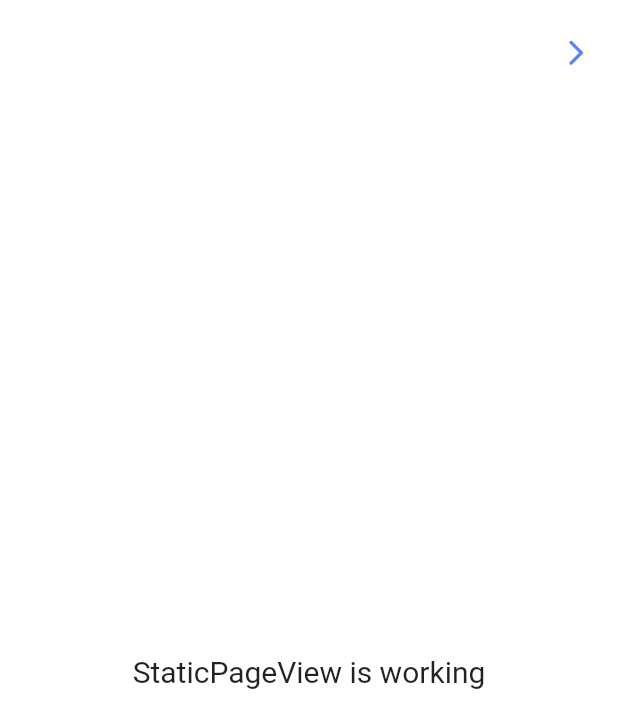
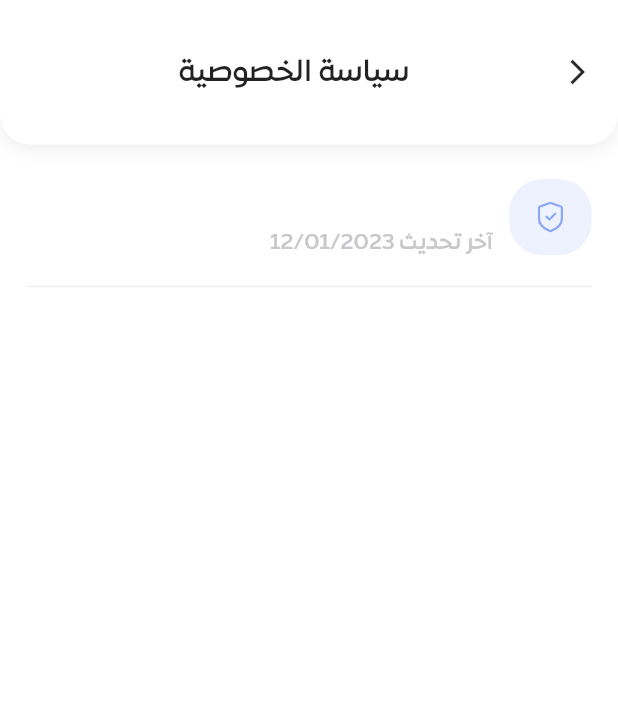
Before and after one commit to ma7moudk3/Dars-Student-Mobile-App, a Flutter app: the StaticPageView screen opened by its route, on a phone screen of 412 x 824 dp. Shown: the top 728 px of the screen. Run offline on Flutter 3.47's test engine with Material 2 defaults, Android fonts, the phone set to English and light mode, and no system bars; our stand-ins replace animated_bottom_navigation_bar, cached_network_image, dio, file_picker, flutter_keyboard_visibility, flutter_screenutil and 8 more; missing offline and left inert: syncfusion_localizations, time_range; accounts and stored records are empty; statements that could not run were skipped; project files that could hold a hidden picture were left out.

Commit message:
Static Page View

```diff
--- a/assets/langs/ar.json
+++ b/assets/langs/ar.json
@@ -116,6 +116,7 @@
     "card_number": "رقم البطاقة",
     "write_card_number": "اكتب رقم البطاقة",
     "choose_card_type": "اختر نوع البطاقة",
+    "choosing_card_type": "اختيار نوع البطاقة",
     "card_holder": "اسم صاحب البطاقة",
     "write_card_holder": "اكتب اسم صاحب البطاقة",
     "add": "إضافة",
@@ -153,7 +154,13 @@
     "camera": "الكاميرا",
     "gallery": "المعرض",
     "file": "ملف",
+    "privacy_policy_in_hessa": "سياسة الخصوصية في حصة",
+    "terms_and_conditions_in_hessa": "الشروط والأحكام في حصة",
     "close": "إغلاق",
+    "mada_card": "بطاقة مدى",
+    "last_updated": "آخر تحديث",
+    "visa_card": "فيزا كارد",
+    "master_card": "ماستر كارد",
     "personal_profile": "الملف الشخصي",
     "last_seen": "آخر ظهور",
     "personal_information": "البيانات الشخصية",
--- a/lib/app/data/network_helper/dio_helper.dart
+++ b/lib/app/data/network_helper/dio_helper.dart
@@ -304,7 +304,6 @@ class DioHelper {
           )) ??
           _handleError(Strings.serverNotResponding.tr);
     } catch (error) {
-      log("asd");
       // unexpected error for example (parsing json error)
       onError?.call(ApiException(
             message: error.toString(),
--- a/lib/app/modules/static_page/controllers/static_page_controller.dart
+++ b/lib/app/modules/static_page/controllers/static_page_controller.dart
@@ -1,20 +1,8 @@
 import 'package:get/get.dart';
 
 class StaticPageController extends GetxController {
-  //TODO: Implement StaticPageController
-
-  final count = 0.obs;
-  @override
-  void onInit() {
-    super.onInit();
-  }
-
-  @override
-  void onReady() {
-    super.onReady();
-  }
-
+  String pageTitle =
+      Get.arguments != null ? Get.arguments['pageTitle'] ?? "" : "";
   @override
   void onClose() {}
-  void increment() => count.value++;
 }
--- a/lib/app/modules/static_page/views/static_page_view.dart
+++ b/lib/app/modules/static_page/views/static_page_view.dart
@@ -1,21 +1,76 @@
-import 'package:flutter/material.dart';
+import 'package:hessa_student/app/core/helper_functions.dart';
 
-import 'package:get/get.dart';
-
+import '../../../../generated/locales.g.dart';
+import '../../../../global_presentation/global_widgets/custom_app_bar.dart';
+import '../../../constants/exports.dart';
 import '../controllers/static_page_controller.dart';
 
 class StaticPageView extends GetView<StaticPageController> {
+  const StaticPageView({super.key});
+
   @override
   Widget build(BuildContext context) {
     return Scaffold(
-      appBar: AppBar(
-        title: Text('StaticPageView'),
-        centerTitle: true,
+      appBar: CustomAppBar(
+        title: LocaleKeys.privacy_policy,
+        leading: GestureDetector(
+          onTap: () {
+            Get.back();
+          },
+          behavior: HitTestBehavior.opaque,
+          child: Icon(
+            Icons.arrow_back_ios,
+            color: ColorManager.fontColor,
+            size: 20,
+          ),
+        ),
+        action: const SizedBox.shrink(),
       ),
-      body: Center(
-        child: Text(
-          'StaticPageView is working',
-          style: TextStyle(fontSize: 20),
+      body: SingleChildScrollView(
+        child: Padding(
+          padding: EdgeInsets.symmetric(horizontal: 16.w, vertical: 20.h),
+          child: Column(
+            crossAxisAlignment: CrossAxisAlignment.start,
+            children: [
+              Row(
+                children: [
+                  Container(
+                    width: 50.w,
+                    height: 50.h,
+                    decoration: BoxDecoration(
+                      color: ColorManager.primary.withOpacity(0.10),
+                      borderRadius: BorderRadius.circular(22),
+                    ),
+                    child: Center(
+                      child: SvgPicture.asset(
+                        ImagesManager.shieldIcon,
+                      ),
+                    ),
+                  ),
+                  SizedBox(width: 10.w),
+                  Column(
+                    crossAxisAlignment: CrossAxisAlignment.start,
+                    children: [
+                      PrimaryText(
+                        controller.pageTitle,
+                        fontSize: 16.sp,
+                        fontWeight: FontWeightManager.light,
+                      ),
+                      SizedBox(height: 5.h),
+                      PrimaryText(
+                        "${LocaleKeys.last_updated.tr} 12/01/2023",
+                        fontSize: 12.sp,
+                        fontWeight: FontWeightManager.light,
+                        color: ColorManager.grey,
+                      ),
+                    ],
+                  ),
+                ],
+              ),
+              SizedBox(height: 10.h),
+              moreDivider(),
+            ],
+          ),
         ),
       ),
     );
--- a/lib/app/modules/wallet/widgets/visa_card_widget.dart
+++ b/lib/app/modules/wallet/widgets/visa_card_widget.dart
@@ -87,7 +87,7 @@ class VisaCardWidget extends GetView<WalletController> {
                     PrimaryText(
                       cardHolderName != null && cardHolderName!.isNotEmpty
                           ? cardHolderName!
-                          : (isAddCard ? "Some Name" : "Waleed .A"),
+                          : (isAddCard ? "FirstName LastName" : "Waleed .A"),
                       fontSize: 16.sp,
                       fontWeight: FontWeightManager.softLight,
                     ),
--- a/lib/app/routes/app_routes.dart
+++ b/lib/app/routes/app_routes.dart
@@ -11,7 +11,6 @@ abstract class Routes {
   static const SIGN_UP = _Paths.SIGN_UP;
   static const CONNECTION_FAILED = _Paths.CONNECTION_FAILED;
   static const FORGOT_PASSWORD = _Paths.FORGOT_PASSWORD;
-  static const STATIC_PAGE = _Paths.STATIC_PAGE;
   static const BOTTOM_NAV_BAR = _Paths.BOTTOM_NAV_BAR;
   static const PROFILE = _Paths.PROFILE;
   static const MESSAGES = _Paths.MESSAGES;
@@ -28,6 +27,7 @@ abstract class Routes {
   static const ABOUT_HESSA = _Paths.ABOUT_HESSA;
   static const WALLET = _Paths.WALLET;
   static const ADD_PAYMENT_WAY = _Paths.ADD_PAYMENT_WAY;
+  static const STATIC_PAGE = _Paths.STATIC_PAGE;
 }
 
 abstract class _Paths {
@@ -40,7 +40,6 @@ abstract class _Paths {
   static const SIGN_UP = '/sign-up';
   static const CONNECTION_FAILED = '/connection-failed';
   static const FORGOT_PASSWORD = '/forgot-password';
-  static const STATIC_PAGE = '/static-page';
   static const BOTTOM_NAV_BAR = '/bottom-nav-bar';
   static const PROFILE = '/profile';
   static const MESSAGES = '/messages';
@@ -57,4 +56,5 @@ abstract class _Paths {
   static const ABOUT_HESSA = '/about-hessa';
   static const WALLET = '/wallet';
   static const ADD_PAYMENT_WAY = '/add-payment-way';
+  static const STATIC_PAGE = '/static-page';
 }
--- a/lib/global_presentation/global_features/card_number_formatter.dart
+++ b/lib/global_presentation/global_features/card_number_formatter.dart
@@ -1,6 +1,5 @@
 import 'package:flutter/services.dart';
 
-import '../../app/constants/exports.dart';
 
 class CardNumberFormatter extends TextInputFormatter {
   @override
--- a/lib/global_presentation/global_features/images_manager.dart
+++ b/lib/global_presentation/global_features/images_manager.dart
@@ -44,6 +44,9 @@ class ImagesManager {
   static String shieldIcon = "assets/svg/icons/shield.svg";
   static String questionsIcon = "assets/svg/icons/questions.svg";
   static String visaIcon = "assets/svg/icons/visa.svg";
+  static String visaCardIcon = "assets/svg/icons/visa_card.svg";
+  static String madaIcon = "assets/svg/icons/mada.svg";
+  static String masterCardIcon = "assets/svg/icons/master_card.svg";
   static String headphoneIcon = "assets/svg/icons/headphone.svg";
   static String aboutHessaIcon = "assets/svg/icons/about_hessa.svg";
   static String checkIcon = "assets/svg/icons/check.svg";
```
Also changed, not shown: lib/app/modules/add_payment_way/controllers/add_payment_way_controller.dart (+28 -0 lines), lib/app/modules/add_payment_way/views/add_payment_way_view.dart (+12 -9 lines), lib/app/modules/add_payment_way/widgets/payment_ways_bottom_sheet_content.dart (added, +132 -0 lines), lib/app/modules/settings/views/settings_view.dart (+10 -4 lines), lib/app/modules/sign_up/widgets/sign_up_content.dart (+3 -5 lines), lib/app/routes/app_pages.dart (+20 -14 lines), assets/svg/icons/mada.svg (added), assets/svg/icons/master_card.svg (added), assets/svg/icons/visa_card.svg (added), lib/generated/locales.g.dart.
